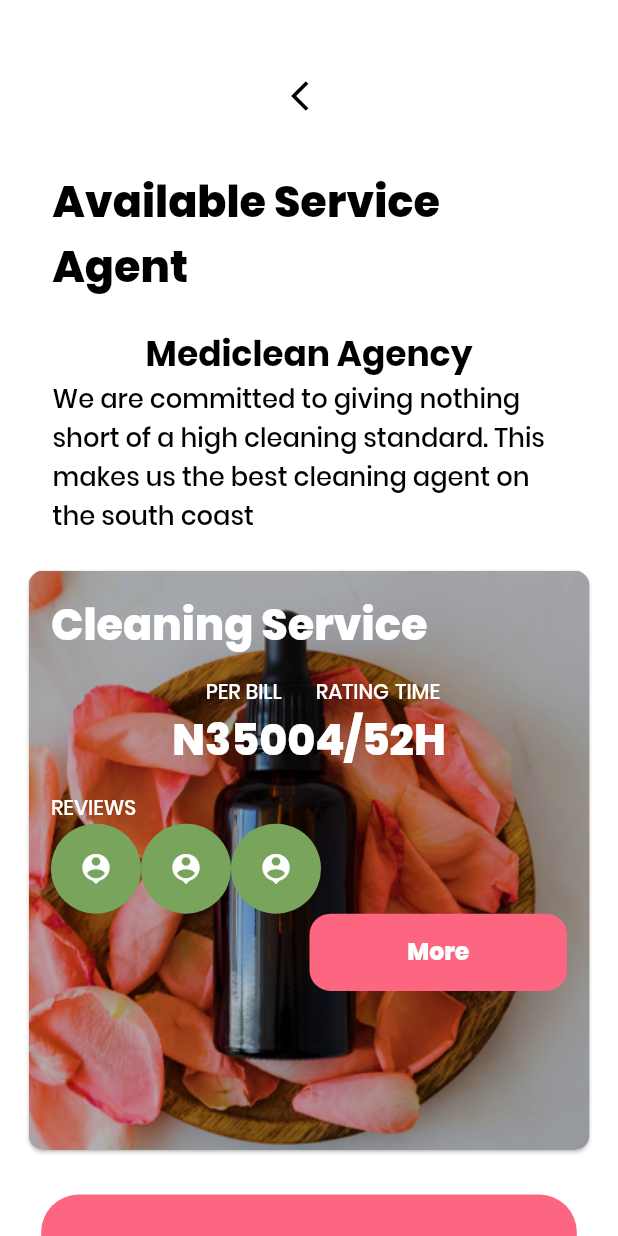
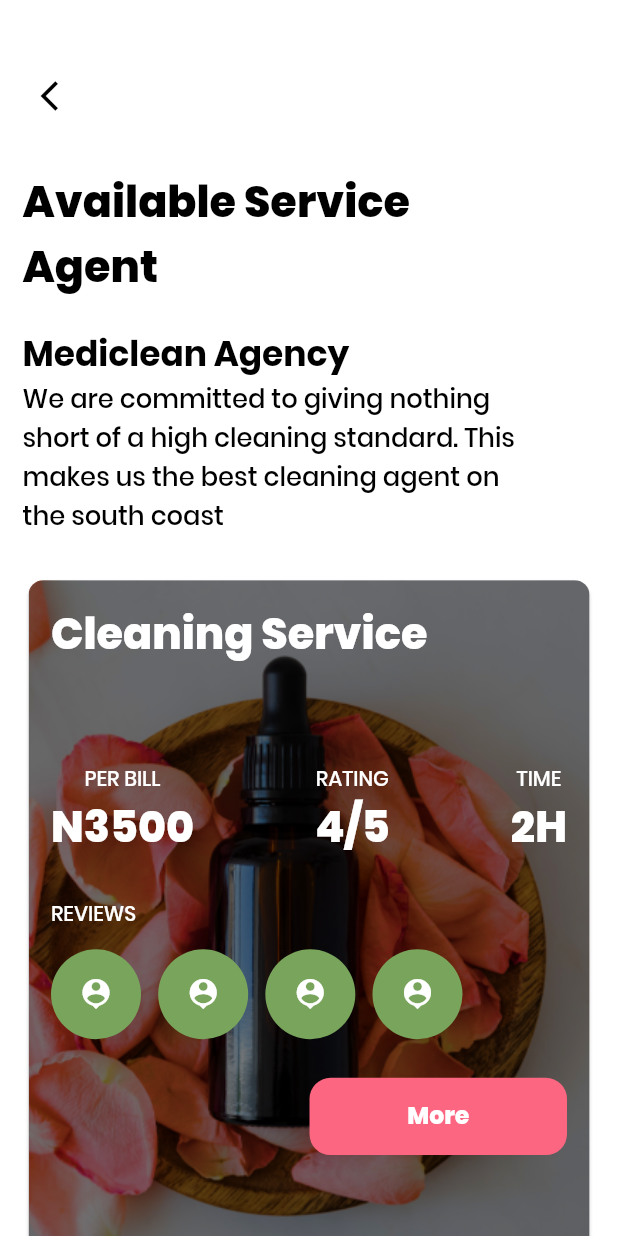
Before and after one commit to teamexceptos/clean-culture-project, a Flutter app: the ServiceAgentDetailsScreen screen opened directly, on a phone screen of 412 x 824 dp. Run offline on Flutter 3.47's test engine with Material 2 defaults, Android fonts, the phone set to English and light mode, and no system bars; our stand-ins replace connectivity, flutter_svg, permission_handler; missing offline and left inert: geolocation, page_view_indicator.

```diff
--- a/lib/presentation/screens/auth/signin_screen.dart
+++ b/lib/presentation/screens/auth/signin_screen.dart
@@ -30,8 +30,8 @@ class _SigninScreenState extends State<SigninScreen> {
       backgroundColor: Colors.white,
       body: SingleChildScrollView(
         child: Container(
+          height: SizeConfig.screenHeightDp,
           width: SizeConfig.screenWidthDp,
-          height: SizeConfig.screenHeightDp,
           child: Column(
             children: [
               Row(
@@ -48,8 +48,9 @@ class _SigninScreenState extends State<SigninScreen> {
                     crossAxisAlignment: CrossAxisAlignment.center,
                     children: [
                       TitleText(text: 'Clean Culture', fontSize: 15, textColor: themeData.primaryColor,),
+                      XMargin(10),
                       MkImageAssets.greenCleanCulIcon,
-                      XMargin(10),
+
                     ],
                   ),
                   YMargin(20),
@@ -119,7 +120,6 @@ class _SigninScreenState extends State<SigninScreen> {
                               ],
                             ),
                           ),
-                          YMargin(40),
                         ],
                       )
                   ),
--- a/lib/presentation/screens/home/main_screen.dart
+++ b/lib/presentation/screens/home/main_screen.dart
@@ -1,5 +1,3 @@
-import 'dart:html';
-
 import 'package:cleancul/presentation/screens/home/calendar_screen.dart';
 import 'package:cleancul/presentation/screens/home/home_screen.dart';
 import 'package:cleancul/presentation/screens/home/location_screen.dart';
@@ -57,7 +55,7 @@ class _MainScreenState extends State<MainScreen> {
             label: 'Profile'
           ),
         ],
-        backgroundColor: Colors.white12,
+        backgroundColor: Colors.white,
       ),
     );
   }
--- a/lib/presentation/screens/onboarding/onboarding_screen.dart
+++ b/lib/presentation/screens/onboarding/onboarding_screen.dart
@@ -44,7 +44,7 @@ class _OnBoardingScreenState extends State<OnBoardingScreen> {
         child: Column(
           children: [
             Padding(
-              padding: const EdgeInsets.symmetric(horizontal: 15),
+              padding: const EdgeInsets.symmetric(horizontal: 20, vertical: 10),
               child: Row(
                 mainAxisAlignment: MainAxisAlignment.spaceBetween,
                 children: [
@@ -70,7 +70,7 @@ class _OnBoardingScreenState extends State<OnBoardingScreen> {
               padding: const EdgeInsets.all(15.0),
               child: Container(
                 height: SizeConfig().sh(250),
-                width: SizeConfig.screenWidthDp,
+                width: SizeConfig.screenWidthDp - 120,
                 child: PageView(
                   controller: pageController,
                   scrollDirection: Axis.horizontal,
--- a/lib/presentation/screens/others/service_agent_detail_screen.dart
+++ b/lib/presentation/screens/others/service_agent_detail_screen.dart
@@ -1,5 +1,6 @@
 import 'package:cleancul/presentation/widgets/button.dart';
 import 'package:cleancul/presentation/widgets/texts.dart';
+import 'package:cleancul/presentation/widgets/x_margin.dart';
 import 'package:cleancul/presentation/widgets/y_margin.dart';
 import 'package:cleancul/utils/navigator.dart';
 import 'package:cleancul/utils/size_config.dart';
@@ -25,6 +26,7 @@ class _ServiceAgentDetailsScreenState extends State<ServiceAgentDetailsScreen> {
         child: Container(
           padding: const EdgeInsets.symmetric(horizontal: 15, vertical: 40),
           child: Column(
+            crossAxisAlignment: CrossAxisAlignment.start,
             children: [
               IconButton(
                 icon: Icon(Icons.arrow_back_ios, color: Colors.black,),
@@ -43,27 +45,27 @@ class _ServiceAgentDetailsScreenState extends State<ServiceAgentDetailsScreen> {
                 width: SizeConfig.screenWidthDp - 70,
                 child: NormalText(text: 'We are committed to giving nothing short of a high cleaning standard. This makes us the best cleaning agent on the south coast', maxLines: 200,)
               ),
-              YMargin(15),
+              YMargin(20),
               Card(
                 clipBehavior: Clip.antiAlias,
                 shape: RoundedRectangleBorder(
                   borderRadius: BorderRadius.circular(10),
                 ),
                 child: Container(
-                  height: _config.sh(300),
+                  height: _config.sh(350),
                   width: SizeConfig.screenWidthDp,
                   child: Stack(
                     children: [
                       Image.asset(
                         'assets/images/item_image_details.png',
-                        height: _config.sh(300),
+                        height: _config.sh(350),
                         width: SizeConfig.screenWidthDp,
                         fit: BoxFit.cover,
                       ),
                       Container(
-                        height: _config.sh(300),
+                        height: _config.sh(350),
                         width: SizeConfig.screenWidthDp,
-                        color: Colors.black.withOpacity(0.2),
+                        color: Colors.black.withOpacity(0.5),
                       ),
                       Padding(
                         padding: const EdgeInsets.all(15.0),
@@ -74,9 +76,9 @@ class _ServiceAgentDetailsScreenState extends State<ServiceAgentDetailsScreen> {
                               width: SizeConfig.screenWidthDp - 70,
                               child: TitleText(text: 'Cleaning Service', maxLines: 2, textColor: Colors.white,)
                             ),
-                            YMargin(10),
+                            YMargin(50),
                             Row(
-                              mainAxisAlignment: MainAxisAlignment.center,
+                              mainAxisAlignment: MainAxisAlignment.spaceBetween,
                               children: [
                                 Column(
                                   children: [
@@ -98,8 +100,9 @@ class _ServiceAgentDetailsScreenState extends State<ServiceAgentDetailsScreen> {
                                 ),
                               ],
                             ),
+                            YMargin(20),
+                            NormalText(text: 'REVIEWS', textColor: Colors.white, fontSize: 12,),
                             YMargin(10),
-                            NormalText(text: 'REVIEWS', textColor: Colors.white, fontSize: 12,),
                             Wrap(
                               children: [
                                 CircleAvatar(
@@ -109,6 +112,7 @@ class _ServiceAgentDetailsScreenState extends State<ServiceAgentDetailsScreen> {
                                     child: Icon(Icons.person_pin, color: Colors.white,),
                                   ),
                                 ),
+                                XMargin(10),
                                 CircleAvatar(
                                   backgroundColor: theme.primaryColor,
                                   radius: 30,
@@ -116,6 +120,15 @@ class _ServiceAgentDetailsScreenState extends State<ServiceAgentDetailsScreen> {
                                     child: Icon(Icons.person_pin, color: Colors.white,),
                                   ),
                                 ),
+                                XMargin(10),
+                                CircleAvatar(
+                                  backgroundColor: theme.primaryColor,
+                                  radius: 30,
+                                  child: Center(
+                                    child: Icon(Icons.person_pin, color: Colors.white,),
+                                  ),
+                                ),
+                                XMargin(10),
                                 CircleAvatar(
                                   backgroundColor: theme.primaryColor,
                                   radius: 30,
@@ -125,6 +138,7 @@ class _ServiceAgentDetailsScreenState extends State<ServiceAgentDetailsScreen> {
                                 ),
                               ],
                             ),
+                            YMargin(20),
                             Row(
                               mainAxisAlignment: MainAxisAlignment.end,
                               children: [
@@ -147,7 +161,7 @@ class _ServiceAgentDetailsScreenState extends State<ServiceAgentDetailsScreen> {
                   ),
                 ),
               ),
-              YMargin(20),
+              YMargin(40),
               Row(
                 mainAxisAlignment: MainAxisAlignment.center,
                 children: [
```
Also changed, not shown: lib/presentation/screens/home/home_screen.dart (+14 -16 lines), lib/presentation/views/home_schedule_view.dart (+11 -5 lines), lib/presentation/views/popular_articles_view.dart (+5 -4 lines), lib/presentation/views/service_agents_item.dart (+11 -4 lines), lib/utils/assets.dart (+4 -4 lines).
